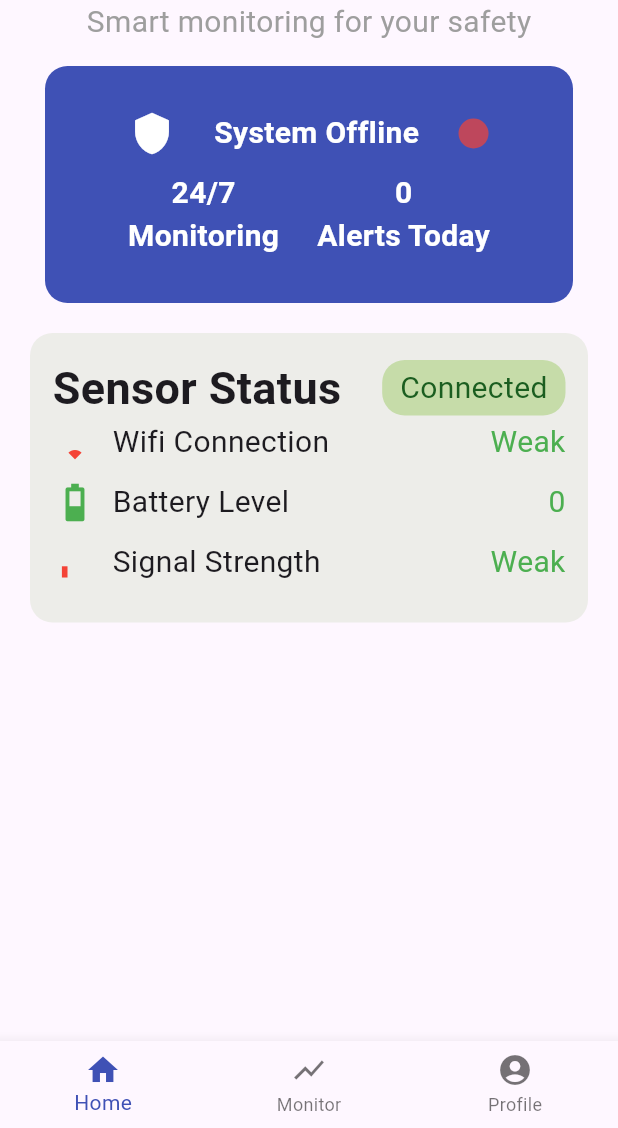
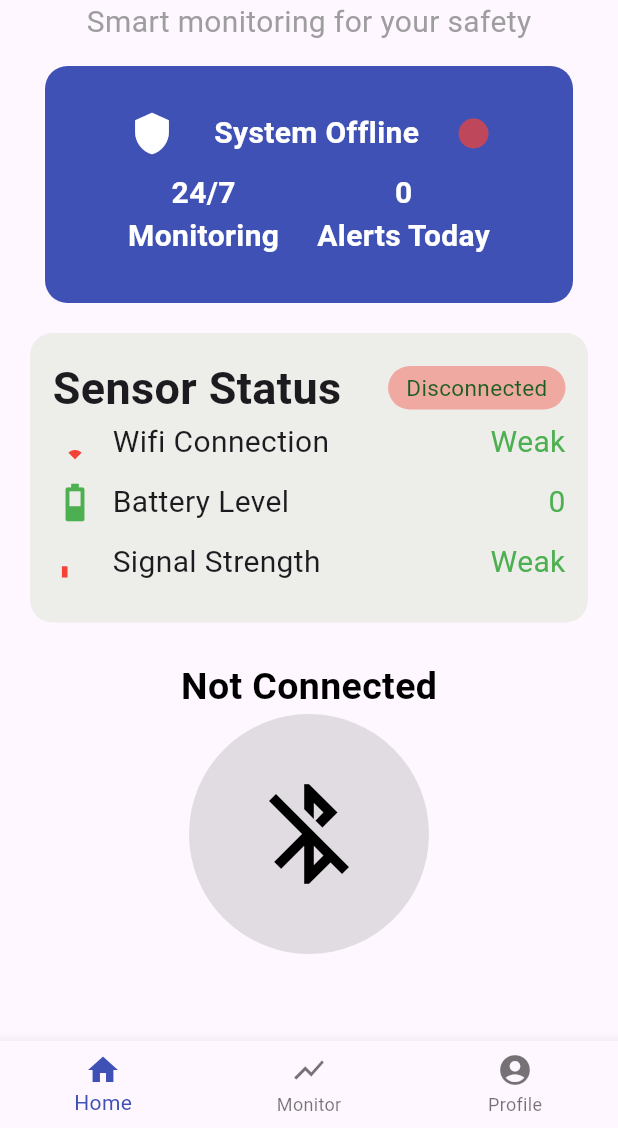
Before and after one commit to Tyler202208/fall_detection, a Flutter app: the NavigationScreen screen opened by its route, on a phone screen of 412 x 824 dp, the part 108-1236 px from its top. Run offline on Flutter 3.47's test engine with Material 3 defaults, Android fonts, the phone set to English and light mode, and no system bars; our stand-ins replace battery_plus, cloud_firestore, connectivity_plus, firebase_auth, firebase_core, flutter_blue_plus and 1 more; accounts and stored records are empty; statements that could not run were skipped.

Commit message:
bluetooth integration updates

```diff
--- a/lib/activity_monitor.dart
+++ b/lib/activity_monitor.dart
@@ -1,8 +1,12 @@
 import 'package:flutter/material.dart';
 import 'package:senior_fall_detection/constants.dart';
 
+import 'bluetooth.dart';
+
 class ActivityMonitor extends StatefulWidget {
-  const ActivityMonitor({super.key});
+
+  final Bluetooth bluetoothManager;
+  const ActivityMonitor({super.key, required this.bluetoothManager});
 
   @override
   State<ActivityMonitor> createState() => _ActivityMonitorState();
--- a/lib/home_screen.dart
+++ b/lib/home_screen.dart
@@ -10,14 +10,19 @@ import 'package:permission_handler/permission_handler.dart';
 import 'dart:async';
 import 'dart:convert';
 
+import 'bluetooth.dart';
+
 class HomeScreen extends StatefulWidget {
-  const HomeScreen({super.key});
+
+  final Bluetooth bluetoothManager;
+  const HomeScreen({super.key, required this.bluetoothManager});
 
   @override
   State<HomeScreen> createState() => _HomeScreenState();
 }
 
 class _HomeScreenState extends State<HomeScreen> {
+
 
   late List<ConnectivityResult> connectivityResult;
   late var isMobileConnected = false;
@@ -26,6 +31,7 @@ class _HomeScreenState extends State<HomeScreen> {
   bool isDeviceConnected = false;
   int totalAlerts = -1;
   final uid = FirebaseAuth.instance.currentUser!.uid;
+  Bluetooth get manager => widget.bluetoothManager;
 
 
 
@@ -35,7 +41,38 @@ class _HomeScreenState extends State<HomeScreen> {
     super.initState();
     checkConnection();
     getBatteryLevel();
+    manager.requestPermissions();
+
+    manager.onDataReceived.listen((message) {
+      if (message == "FALL DETECTED!") {
+        _showFallAlert();
+      }
+    });
   }
+
+  void _showFallAlert() {
+    showDialog(
+      context: context,
+      builder: (context) => AlertDialog(
+        title: const Row(
+          children: [
+            Icon(Icons.warning, color: Colors.red, size: 30),
+            SizedBox(width: 10),
+            Text('FALL DETECTED!'),
+          ],
+        ),
+        content: const Text('A fall has been detected by the sensor.'),
+        backgroundColor: Colors.red[50],
+        actions: [
+          TextButton(
+            onPressed: () => Navigator.pop(context),
+            child: const Text('OK'),
+          ),
+        ],
+      ),
+    );
+  }
+
   Future<void> checkConnection() async {
     connectivityResult = await (Connectivity().checkConnectivity());
     if (connectivityResult.contains(ConnectivityResult.mobile)) {
@@ -100,7 +137,7 @@ class _HomeScreenState extends State<HomeScreen> {
                       ),
 
                       Text(
-                          isDeviceConnected? "System Active": "System Offline",
+                          manager.isConnected? "System Active": "System Offline",
                           style: TextStyle(
                               color: Colors.white,
                               fontWeight: FontWeight.bold,
@@ -109,7 +146,7 @@ class _HomeScreenState extends State<HomeScreen> {
                       ),
                       CircleAvatar(
                         backgroundColor:
-                        isDeviceConnected? Colors.green.withOpacity(0.7): Colors.red.withOpacity(0.7),
+                        manager.isConnected? Colors.green.withOpacity(0.7): Colors.red.withOpacity(0.7),
                         radius: 10,
                       )
                     ]
@@ -225,14 +262,15 @@ class _HomeScreenState extends State<HomeScreen> {
                           Container(
                             padding: EdgeInsets.symmetric(horizontal: 12, vertical: 4),
                             decoration: BoxDecoration(
-                                color: Colors.lightGreen.withOpacity(0.4),
+                                color: manager.isConnected? Colors.lightGreen.withOpacity(0.4) : Colors.red.withOpacity(0.4),
                                 borderRadius: BorderRadius.circular(15)
                             ),
                             child: Text(
-                              "Connected",
+                              manager.isConnected? "Connected": "Disconnected",
                               style: TextStyle(
-                                fontSize: 20,
-                                color: Colors.green[900]
+                                fontSize: 15,
+                                color:
+                                Colors.green[900]
                               ),
                             ),
                           )
@@ -284,6 +322,26 @@ class _HomeScreenState extends State<HomeScreen> {
 
                   ],
                 )
+            ),
+            SizedBox(height: 20,),
+
+            Text(
+              manager.isConnected? "Connected" : "Not Connected",
+              style: TextStyle(
+                color: Colors.black,
+                fontSize: 25,
+                fontWeight: FontWeight.bold
+              ),
+            ),
+
+            CircleAvatar(
+              backgroundColor: Colors.grey.withOpacity(0.3),
+              radius: 80,
+              child: Icon(
+                  manager.isConnected? Icons.bluetooth:Icons.bluetooth_disabled,
+                  color: Colors.black,
+                  size: 80,
+              ),
             )
 
           ],
--- a/lib/navigation_screen.dart
+++ b/lib/navigation_screen.dart
@@ -4,6 +4,8 @@ import 'package:senior_fall_detection/constants.dart';
 import 'package:senior_fall_detection/fall_alert.dart';
 import 'package:senior_fall_detection/home_screen.dart';
 import 'package:senior_fall_detection/profile.dart';
+
+import 'bluetooth.dart';
 
 class NavigationScreen extends StatefulWidget {
   const NavigationScreen({super.key});
@@ -14,13 +16,29 @@ class NavigationScreen extends StatefulWidget {
 
 class _NavigationScreenState extends State<NavigationScreen> {
 
+
+  final Bluetooth bluetooth_manager = Bluetooth();
+  late final List <Widget> _pages;
   int _selectedIndex = 0;
-  static final List<Widget> _pages = <Widget>[
-    HomeScreen(),
-    ActivityMonitor(),
-    Profile(),
-    Placeholder()
-  ];
+
+  @override
+  void initState(){
+    super.initState();
+
+    _pages = <Widget>[
+      HomeScreen(bluetoothManager: bluetooth_manager),
+      ActivityMonitor(bluetoothManager: bluetooth_manager,),
+      Profile(bluetoothManager: bluetooth_manager,),
+      Placeholder()
+    ];
+  }
+
+  @override
+  void dispose() {
+    bluetooth_manager.dispose();
+    super.dispose();
+  }
+
 
   void _onItemTapped(int index){
     setState(() {
--- a/lib/profile.dart
+++ b/lib/profile.dart
@@ -3,8 +3,12 @@ import 'package:firebase_auth/firebase_auth.dart';
 import 'package:flutter/material.dart';
 import 'package:senior_fall_detection/constants.dart';
 
+import 'bluetooth.dart';
+
 class Profile extends StatefulWidget {
-  const Profile({super.key});
+
+  final Bluetooth bluetoothManager;
+  const Profile({super.key, required this.bluetoothManager});
 
   @override
   State<Profile> createState() => _ProfileState();
```
Also changed, not shown: lib/bluetooth.dart (+111 -3 lines).
